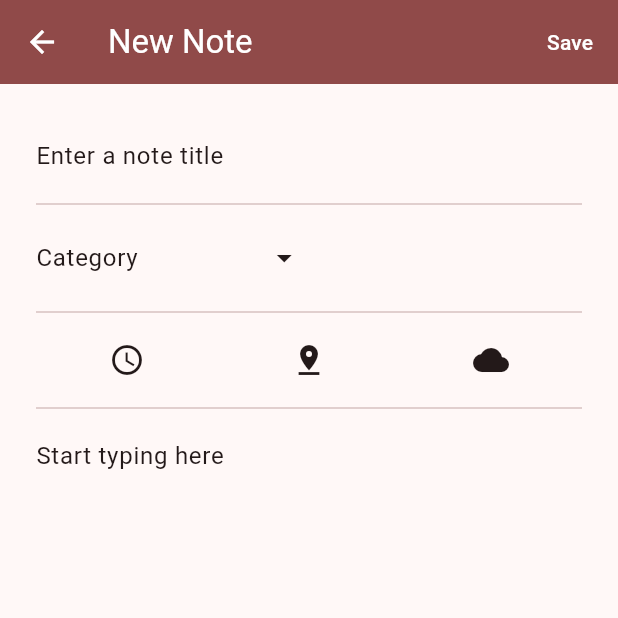
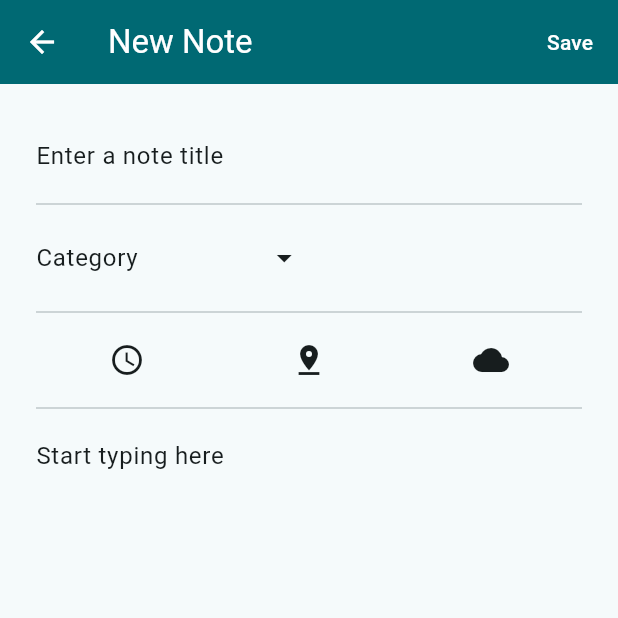
Before and after one commit to Rustatano/Arctic-tern, a Flutter app: the screen it shows after launch, after a tap on the "add" icon, on a phone screen of 412 x 824 dp, the top half of it. Run offline on Flutter 3.47's test engine with Material 3 defaults, Android fonts, the phone set to English and light mode, and no system bars; our stand-ins replace flutter_local_notifications, flutter_map, geolocator, latlong2, permission_handler, sqflite; missing offline and left inert: duration_picker, workmanager; accounts and stored records are empty.

Commit message:
new color

```diff
--- a/lib/constants.dart
+++ b/lib/constants.dart
@@ -14,7 +14,7 @@ ThemeData ligthThemeData = ThemeData(
   brightness: Brightness.light,
   colorScheme: ColorScheme.fromSeed(
     brightness: Brightness.light,
-    seedColor: const Color.fromARGB(255, 255, 89, 94),
+    seedColor: const Color.fromARGB(255, 7, 114, 125),
   ),
   useMaterial3: true,
 );
--- a/lib/screens/new_note_screen.dart
+++ b/lib/screens/new_note_screen.dart
@@ -148,6 +148,11 @@ class _NewNoteScreenState extends State<NewNoteScreen> {
                     },
                     icon: Badge(
                       isLabelVisible: newNote.timeNotification != '',
+                      label: Icon(
+                        Icons.check,
+                        color: Colors.white,
+                        size: 10,
+                      ),
                       backgroundColor: Colors.green,
                       child: Icon(
                         Icons.access_time,
@@ -174,6 +179,11 @@ class _NewNoteScreenState extends State<NewNoteScreen> {
                     },
                     icon: Badge(
                       isLabelVisible: newNote.locationNotification != '',
+                      label: Icon(
+                        Icons.check,
+                        color: Colors.white,
+                        size: 10,
+                      ),
                       backgroundColor: Colors.green,
                       child: Icon(
                         Icons.pin_drop,
@@ -188,6 +198,11 @@ class _NewNoteScreenState extends State<NewNoteScreen> {
                     onPressed: () {},
                     icon: Badge(
                       isLabelVisible: newNote.weatherNotification != '',
+                      label: Icon(
+                        Icons.check,
+                        color: Colors.white,
+                        size: 10,
+                      ),
                       backgroundColor: Colors.green,
                       child: Icon(
                         Icons.cloud,
@@ -234,7 +249,9 @@ class _NewNoteScreenState extends State<NewNoteScreen> {
           TextButton(
             onPressed: () async {
               newNote.trimProperties();
-              if (newNote.title.isEmpty) newNote.title = DateTime.now().toString().substring(5, 19);
+              if (newNote.title.isEmpty) {
+                newNote.title = DateTime.now().toString().substring(5, 19);
+              }
               if (!await newNote.exists()) {
                 if (newNote.timeNotification != '' ||
                     newNote.locationNotification == '' &&
```
